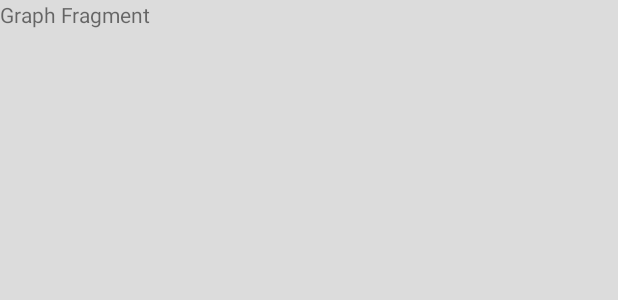
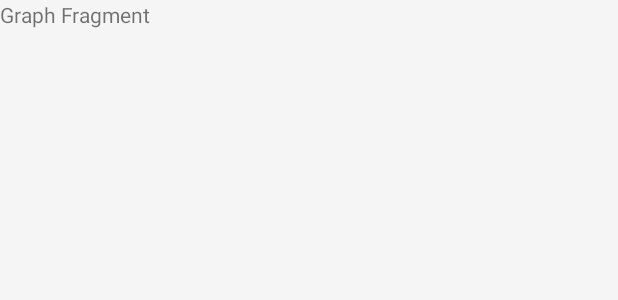
Before and after one commit to NicholasLiem/IF3210_2024_Android_KTL, an Android app: the layout fragment_graph.xml on its own in the app's theme, with its tools: preview values and no code run, on a phone screen of 412 x 824 dp. Shown: the top 300 px of the screen. Run offline under Robolectric (Android 15) with nearby library versions, the phone set to English and light mode, and no system bars.

Commit message:
style: background of fragment transction add

```diff
--- a/app/src/main/res/layout-land/fragment_graph.xml
+++ b/app/src/main/res/layout-land/fragment_graph.xml
@@ -3,7 +3,7 @@
     xmlns:tools="http://schemas.android.com/tools"
     android:layout_width="match_parent"
     android:layout_height="match_parent"
-    android:background="@color/gainsboro"
+    android:background="@color/whitePrimary"
     tools:context=".ui.graph.GraphFragment">
 
     <!-- TODO: Update blank fragment layout -->
--- a/app/src/main/res/layout-land/fragment_settings.xml
+++ b/app/src/main/res/layout-land/fragment_settings.xml
@@ -4,7 +4,7 @@
     xmlns:tools="http://schemas.android.com/tools"
     android:layout_width="match_parent"
     android:layout_height="match_parent"
-    android:background="@color/gainsboro"
+    android:background="@color/whitePrimary"
     tools:context=".ui.settings.SettingsFragment">
 
 
--- a/app/src/main/res/layout-land/fragment_transaction_add.xml
+++ b/app/src/main/res/layout-land/fragment_transaction_add.xml
@@ -3,7 +3,7 @@
     xmlns:app="http://schemas.android.com/apk/res-auto"
     android:layout_width="match_parent"
     android:layout_height="match_parent"
-    android:background="@color/gainsboro">
+    android:background="@color/whitePrimary">
 
     <LinearLayout
         android:layout_width="match_parent"
--- a/app/src/main/res/layout-land/fragment_transaction_list.xml
+++ b/app/src/main/res/layout-land/fragment_transaction_list.xml
@@ -4,7 +4,7 @@
     xmlns:tools="http://schemas.android.com/tools"
     android:layout_width="match_parent"
     android:layout_height="match_parent"
-    android:background="@color/gainsboro"
+    android:background="@color/whitePrimary"
     tools:context=".ui.transaction.TransactionListFragment">
 
 
--- a/app/src/main/res/layout-land/fragment_twibbon.xml
+++ b/app/src/main/res/layout-land/fragment_twibbon.xml
@@ -3,7 +3,7 @@
     xmlns:app="http://schemas.android.com/apk/res-auto"
     android:layout_width="match_parent"
     android:layout_height="match_parent"
-    android:background="@color/gainsboro">
+    android:background="@color/whitePrimary">
 
     <LinearLayout
         android:layout_width="wrap_content"
--- a/app/src/main/res/layout-land/fragment_twibbon_validation.xml
+++ b/app/src/main/res/layout-land/fragment_twibbon_validation.xml
@@ -3,7 +3,7 @@
     xmlns:app="http://schemas.android.com/apk/res-auto"
     android:layout_width="match_parent"
     android:layout_height="match_parent"
-    android:background="@color/gainsboro">
+    android:background="@color/whitePrimary">
 
     <LinearLayout
         android:layout_width="wrap_content"
--- a/app/src/main/res/layout/fragment_graph.xml
+++ b/app/src/main/res/layout/fragment_graph.xml
@@ -3,7 +3,7 @@
     xmlns:tools="http://schemas.android.com/tools"
     android:layout_width="match_parent"
     android:layout_height="match_parent"
-    android:background="@color/gainsboro"
+    android:background="@color/whitePrimary"
     tools:context=".ui.graph.GraphFragment">
 
     <!-- TODO: Update blank fragment layout -->
--- a/app/src/main/res/layout/fragment_scan_validation.xml
+++ b/app/src/main/res/layout/fragment_scan_validation.xml
@@ -3,7 +3,7 @@
     xmlns:app="http://schemas.android.com/apk/res-auto"
     android:layout_width="match_parent"
     android:layout_height="match_parent"
-    android:background="@color/gainsboro">
+    android:background="@color/whitePrimary">
 
     <ScrollView
         android:layout_width="match_parent"
--- a/app/src/main/res/layout/fragment_settings.xml
+++ b/app/src/main/res/layout/fragment_settings.xml
@@ -4,7 +4,7 @@
     xmlns:tools="http://schemas.android.com/tools"
     android:layout_width="match_parent"
     android:layout_height="match_parent"
-    android:background="@color/gainsboro"
+    android:background="@color/whitePrimary"
     tools:context=".ui.settings.SettingsFragment">
 
     <ImageView
--- a/app/src/main/res/layout/fragment_transaction_add.xml
+++ b/app/src/main/res/layout/fragment_transaction_add.xml
@@ -2,7 +2,7 @@
 <ScrollView xmlns:android="http://schemas.android.com/apk/res/android"
     android:layout_width="match_parent"
     android:layout_height="match_parent"
-    android:background="@color/gainsboro"
+    android:background="@color/whitePrimary"
     >
 
     <LinearLayout
--- a/app/src/main/res/layout/fragment_twibbon.xml
+++ b/app/src/main/res/layout/fragment_twibbon.xml
@@ -3,7 +3,7 @@
     xmlns:app="http://schemas.android.com/apk/res-auto"
     android:layout_width="match_parent"
     android:layout_height="match_parent"
-    android:background="@color/gainsboro">
+    android:background="@color/whitePrimary">
 
     <LinearLayout
         android:layout_width="wrap_content"
--- a/app/src/main/res/layout/fragment_twibbon_validation.xml
+++ b/app/src/main/res/layout/fragment_twibbon_validation.xml
@@ -3,7 +3,7 @@
     xmlns:app="http://schemas.android.com/apk/res-auto"
     android:layout_width="match_parent"
     android:layout_height="match_parent"
-    android:background="@color/gainsboro">
+    android:background="@color/whitePrimary">
 
     <LinearLayout
         android:layout_width="wrap_content"
```
